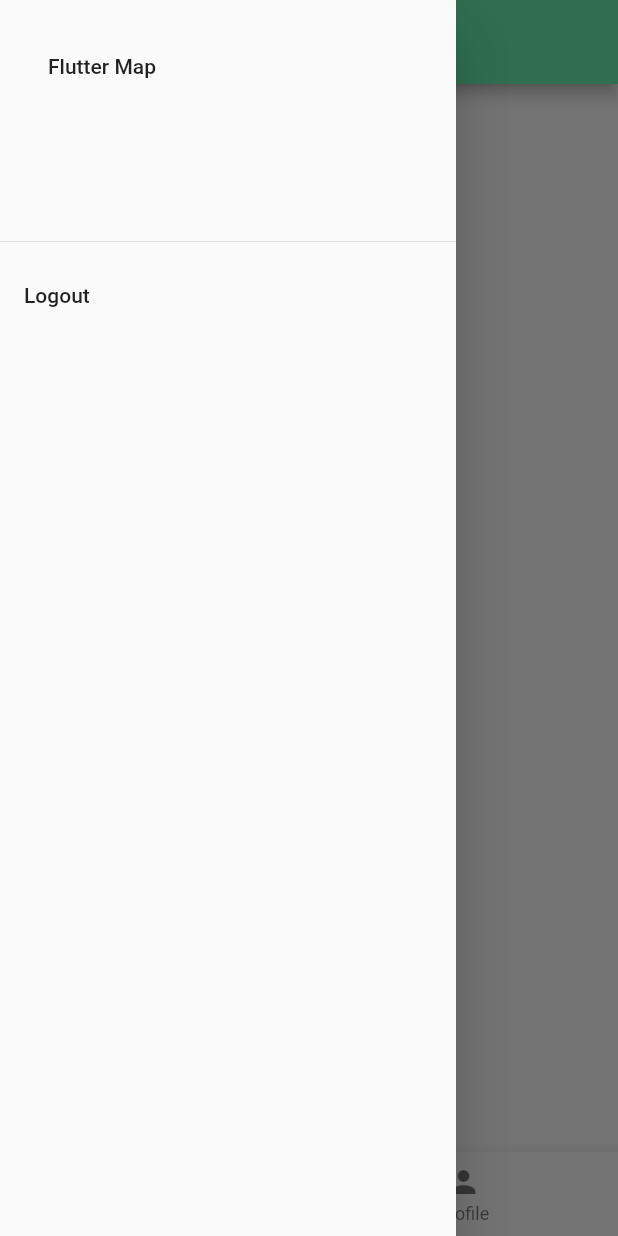
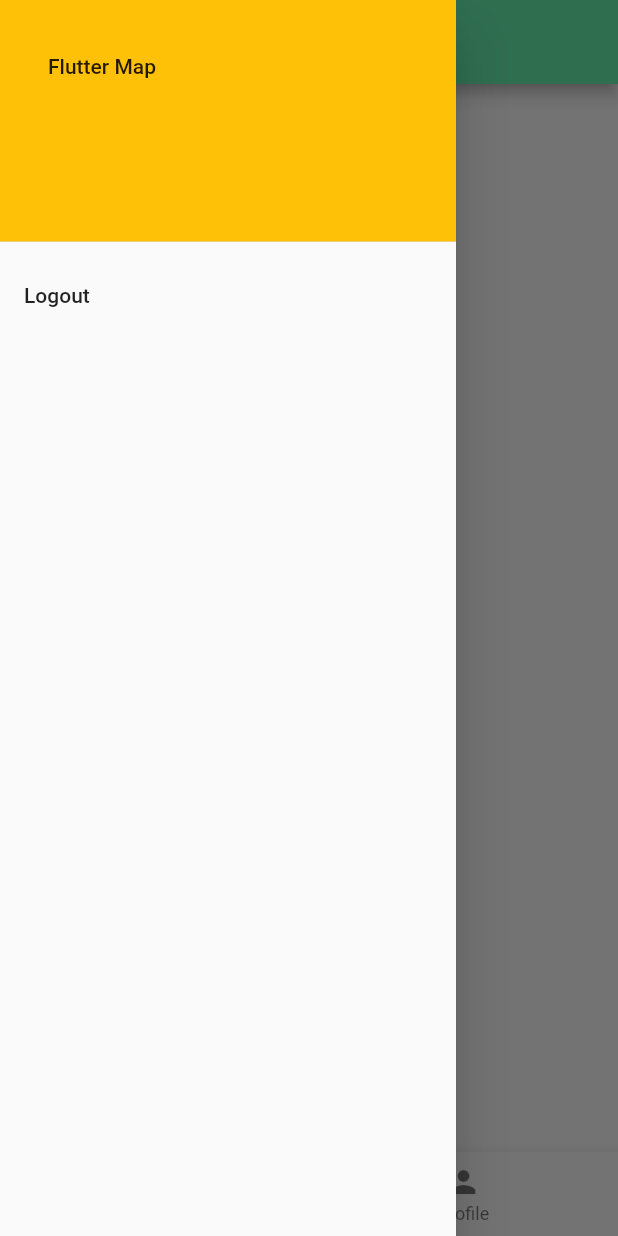
Before and after one commit to simonjv01/flutter_app_welcome, a Flutter app: the screen it shows after launch, with the side drawer open, on a phone screen of 412 x 824 dp. Run offline on Flutter 3.47's test engine with Material 2 defaults, Android fonts, the phone set to English and light mode, and no system bars.

Commit message:
home_page drawer

```diff
--- a/lib/pages/home_page.dart
+++ b/lib/pages/home_page.dart
@@ -31,6 +31,7 @@ class _HomePageState extends State<HomePage> {
         child: ListView(
           children: [
             const DrawerHeader(
+              decoration: BoxDecoration(color: Colors.amber),
               child: ListTile(
                 title: Text('Flutter Map'),
               ),
```
